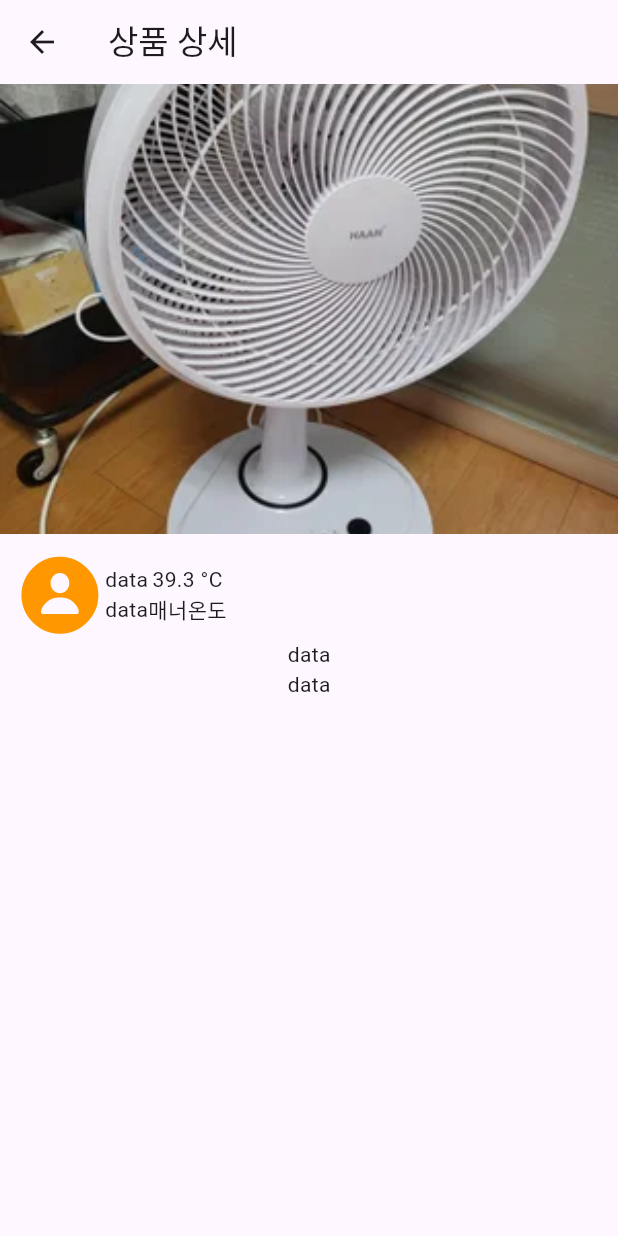
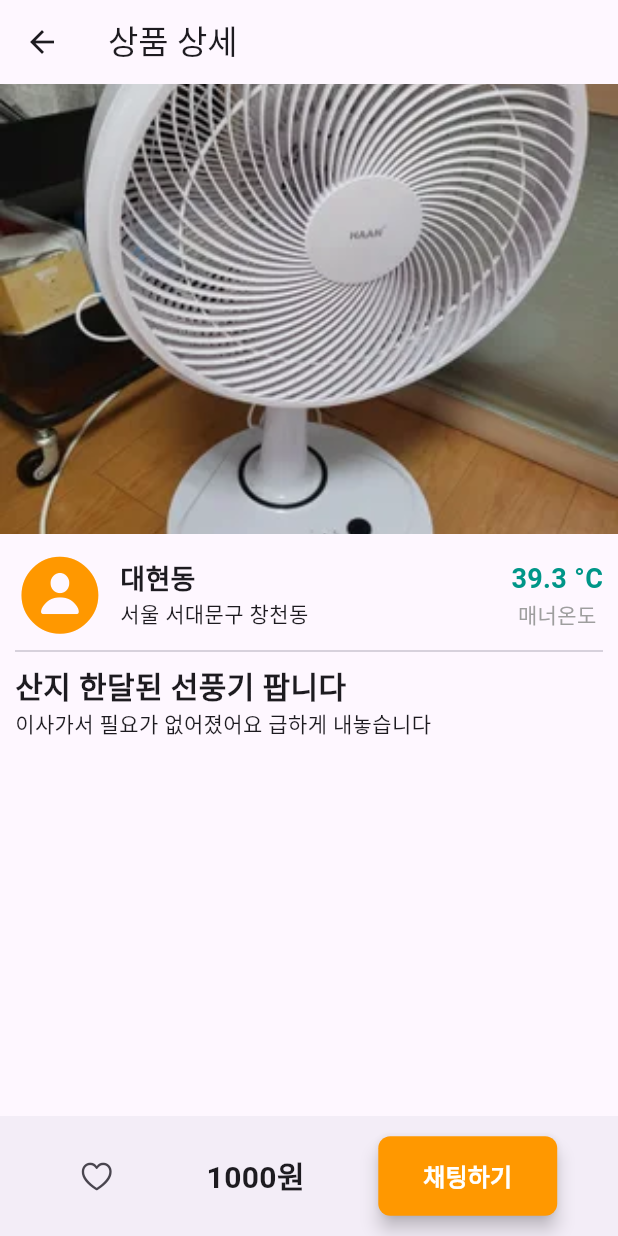
Before and after one commit to suhyunChoo/apple_market, a Flutter app: the screen it shows after launch, after a tap on "산지 한달된 선풍기 팝니다", on a phone screen of 412 x 824 dp. Run offline on Flutter 3.47's test engine with Material 3 defaults, Android fonts, the phone set to English and light mode, and no system bars; our stand-ins replace csv.

Commit message:
feat: detailPage ui, 데이터 바인딩 구현

```diff
--- a/lib/detail_page.dart
+++ b/lib/detail_page.dart
@@ -12,7 +12,9 @@ class DetailPage extends StatelessWidget {
         title: Text('상품 상세'),
       ),
       body: Expanded(
-          child: Column(
+          child: ListView(
+        children: [
+          Column(
             children: [
               Container(
                 height: 300,
@@ -26,6 +28,7 @@ class DetailPage extends StatelessWidget {
               Padding(
                 padding: const EdgeInsets.all(10),
                 child: Column(
+                  crossAxisAlignment: CrossAxisAlignment.start,
                   children: [
                     Row(
                       children: [
@@ -34,28 +37,95 @@ class DetailPage extends StatelessWidget {
                           color: Colors.orange,
                           size: 60,
                         ),
+                        SizedBox(width: 10),
+                        Column(
+                          crossAxisAlignment: CrossAxisAlignment.start,
+                          children: [
+                            Text(
+                              csvRow[4],
+                              style: TextStyle(
+                                  fontSize: 18, fontWeight: FontWeight.bold),
+                            ),
+                            Text(csvRow[6]),
+                          ],
+                        ),
+                        Spacer(),
                         Column(
                           children: [
-                        Text('data'),
-                        Text('data'),
-                      ],
-                    ),Column(
-                      children: [
-                        Text('39.3 °C'),
-                        Text('매너온도'),
+                            Text(
+                              '39.3 °C',
+                              style: TextStyle(
+                                fontSize: 18,
+                                fontWeight: FontWeight.bold,
+                                color: Colors.teal,
+                              ),
+                            ),
+                            Text(
+                              '매너온도',
+                              style: TextStyle(
+                                color: Colors.grey,
+                              ),
+                            ),
                           ],
                         ),
-
                       ],
                     ),
-                Text('data'),
-                Text('data'),
+                    Divider(),
+                    Text(
+                      csvRow[2],
+                      style: TextStyle(
+                        fontSize: 20,
+                        fontWeight: FontWeight.bold,
+                      ),
+                    ),
+                    Text(csvRow[3]),
                   ],
-
                 ),
               )
             ],
+          ),
+        ],
       )),
+      bottomNavigationBar: BottomAppBar(
+        child: Row(
+          mainAxisAlignment: MainAxisAlignment.spaceAround,
+          children: [
+            IconButton(
+              icon: Icon(CupertinoIcons.heart),
+              onPressed: () {
+                // 홈 버튼 클릭 시 동작
+              },
+            ),
+            Text(
+              '${csvRow[5].toString()}원',
+              style: TextStyle(
+                fontSize: 20,
+                fontWeight: FontWeight.bold,
+              ),
+            ),
+            ElevatedButton(
+                style: ElevatedButton.styleFrom(
+                  backgroundColor: Colors.orange,
+                  padding: EdgeInsets.symmetric(
+                      vertical: 15, horizontal: 30), // 버튼 패딩
+                  shape: RoundedRectangleBorder(
+                    borderRadius: BorderRadius.circular(8), // 버튼 모서리 둥글기
+                  ),
+                  elevation: 5, // 그림자 효과
+                ),
+                onPressed: () {},
+                child: Container(
+                  child: Text(
+                    '채팅하기',
+                    style: TextStyle(
+                        color: Colors.white,
+                        fontWeight: FontWeight.bold,
+                        fontSize: 16),
+                  ),
+                ))
+          ],
+        ),
+      ),
     );
   }
 }
--- a/lib/home_page.dart
+++ b/lib/home_page.dart
@@ -3,6 +3,7 @@ import 'package:flutter/cupertino.dart';
 import 'package:flutter/material.dart';
 import 'package:flutter/services.dart';
 import 'package:flutter_applemarket_app/detail_page.dart';
+import 'package:intl/intl.dart';
 
 class HomePage extends StatefulWidget {
   const HomePage({super.key});
@@ -13,6 +14,7 @@ class HomePage extends StatefulWidget {
 
 class _HomePageState extends State<HomePage> {
   List<List<dynamic>> csvData = [];
+  NumberFormat numberFormat = NumberFormat('#,###');
 
   @override
   void initState() {
@@ -103,7 +105,7 @@ class _HomePageState extends State<HomePage> {
                                       fontWeight: FontWeight.bold),
                                 ),
                                 Text(
-                                  ' ${csvRow[5].toString()}원',
+                                  '${numberFormat.format(csvRow[5]).toString()}원',
                                   style: TextStyle(
                                       fontSize: 16, fontWeight: FontWeight.bold),
                                 ),
@@ -113,6 +115,7 @@ class _HomePageState extends State<HomePage> {
                                   children: [
                                     Icon(CupertinoIcons.chat_bubble_2),
                                     Text(csvRow[8].toString()),
+                                    SizedBox(width: 4),
                                     Icon(CupertinoIcons.heart),
                                     Text(csvRow[7].toString()),
                                   ],
--- a/pubspec.yaml
+++ b/pubspec.yaml
@@ -35,6 +35,7 @@ dependencies:
   # Use with the CupertinoIcons class for iOS style icons.
   cupertino_icons: ^1.0.8
   csv: ^6.0.0
+  intl: ^0.20.2
 
 dev_dependencies:
   flutter_test:
```
Also changed, not shown: pubspec.lock. Lines whose indentation alone changed are shown as unchanged.
